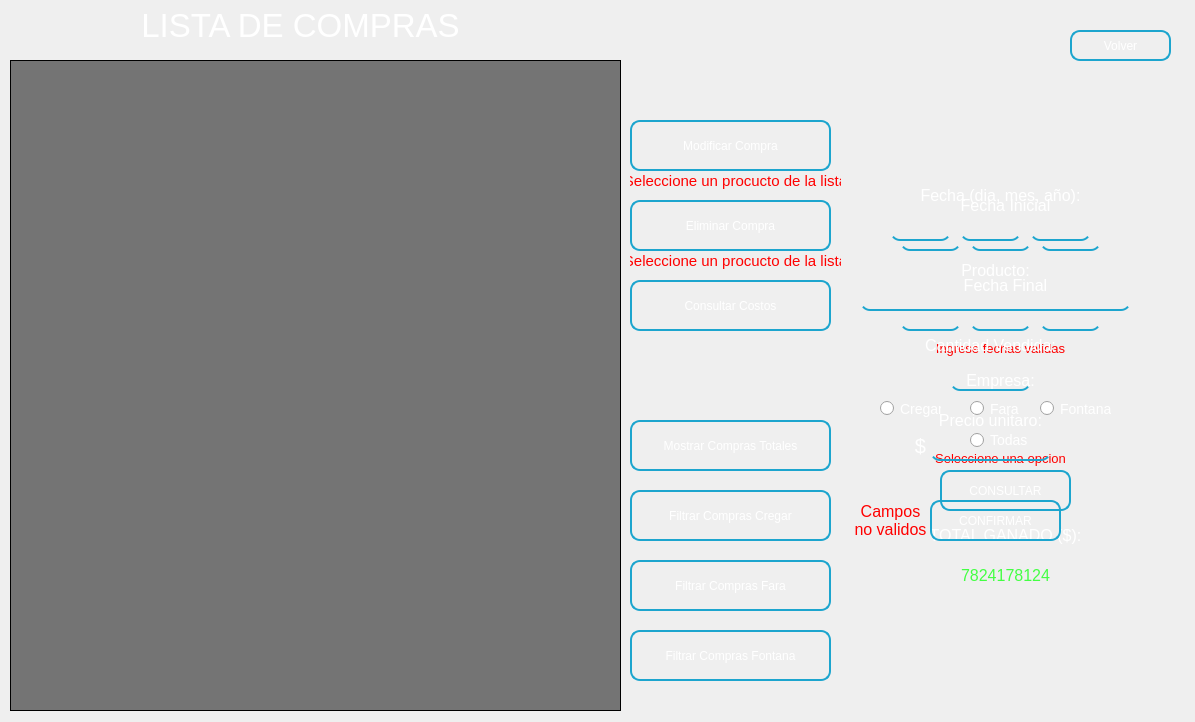
The window that ventanas/historial_compras.ui (LautaroRomero21/Proyecto-CRUD-para-empresa-chica) describes before a commit, drawn with Qt 5.
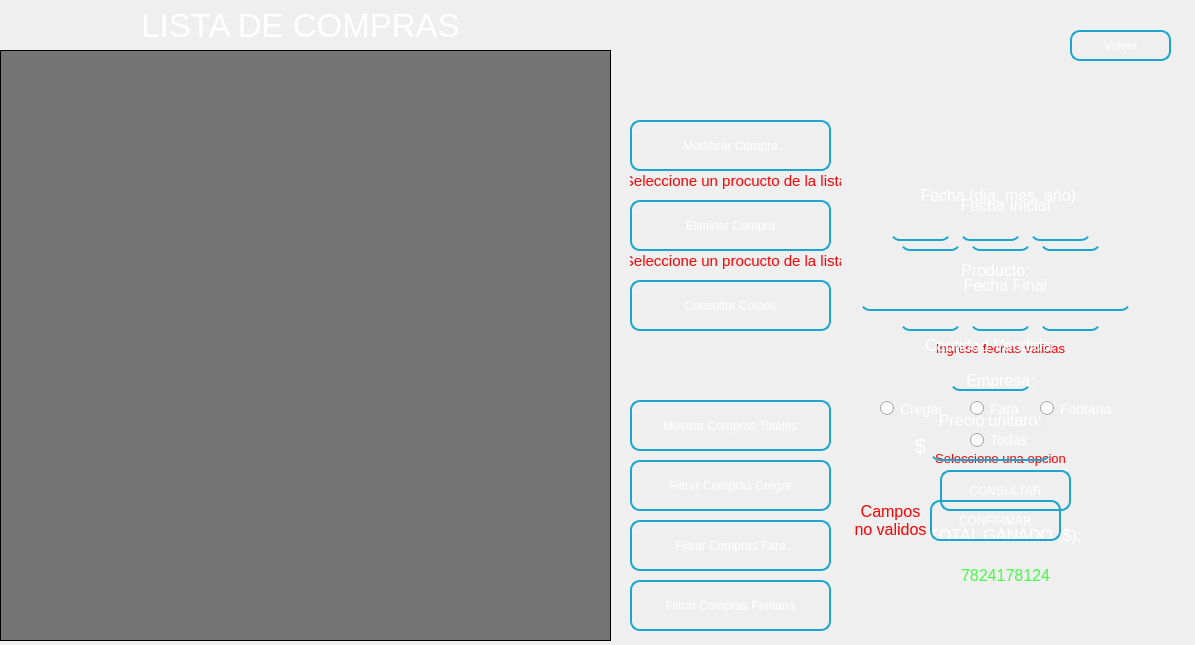
The same window after the commit. Icons and pictures are not drawn.

```diff
--- a/ventanas/historial_compras.ui
+++ b/ventanas/historial_compras.ui
@@ -7,19 +7,19 @@
     <x>0</x>
     <y>0</y>
     <width>1195</width>
-    <height>722</height>
+    <height>645</height>
    </rect>
   </property>
   <property name="minimumSize">
    <size>
     <width>1195</width>
-    <height>0</height>
+    <height>645</height>
    </size>
   </property>
   <property name="maximumSize">
    <size>
     <width>1195</width>
-    <height>848485</height>
+    <height>645</height>
    </size>
   </property>
   <property name="windowTitle">
@@ -113,7 +113,7 @@
     <property name="geometry">
      <rect>
       <x>630</x>
-      <y>490</y>
+      <y>460</y>
       <width>201</width>
       <height>51</height>
      </rect>
@@ -132,7 +132,7 @@
     <property name="geometry">
      <rect>
       <x>630</x>
-      <y>420</y>
+      <y>400</y>
       <width>201</width>
       <height>51</height>
      </rect>
@@ -236,7 +236,7 @@
     <property name="geometry">
      <rect>
       <x>630</x>
-      <y>560</y>
+      <y>520</y>
       <width>201</width>
       <height>51</height>
      </rect>
@@ -254,10 +254,10 @@
    <widget class="QTreeView" name="treeview_compras">
     <property name="geometry">
      <rect>
-      <x>10</x>
-      <y>60</y>
+      <x>0</x>
+      <y>50</y>
       <width>611</width>
-      <height>651</height>
+      <height>591</height>
      </rect>
     </property>
     <property name="font">
@@ -345,7 +345,7 @@
     <property name="geometry">
      <rect>
       <x>630</x>
-      <y>630</y>
+      <y>580</y>
       <width>201</width>
       <height>51</height>
      </rect>
```
